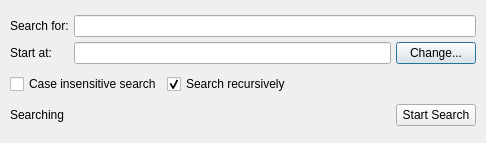
Before: the Qt Designer form scribus/picsearchoptions.ui in scribusproject/scribus, drawn with Qt 5.
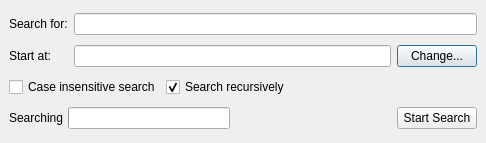
After: the same form once the commit is applied. Custom widgets are drawn as their Qt base class.

Commit message: qt3 legacy removed

```diff
--- a/scribus/picsearchoptions.ui
+++ b/scribus/picsearchoptions.ui
@@ -12,107 +12,54 @@
   <property name="windowTitle" >
    <string>Search Images</string>
   </property>
-  <layout class="QVBoxLayout" >
+  <layout class="QGridLayout" >
    <property name="margin" >
-    <number>10</number>
+    <number>9</number>
    </property>
    <property name="spacing" >
-    <number>5</number>
+    <number>6</number>
    </property>
-   <item>
-    <layout class="QGridLayout" >
-     <property name="margin" >
-      <number>0</number>
+   <item row="0" column="0" >
+    <widget class="QLabel" name="textLabel1_2" >
+     <property name="text" >
+      <string>Search for:</string>
      </property>
-     <property name="spacing" >
-      <number>5</number>
+     <property name="wordWrap" >
+      <bool>false</bool>
      </property>
-     <item row="1" column="0" >
-      <widget class="QLabel" name="textLabel1" >
-       <property name="text" >
-        <string>Start at:</string>
-       </property>
-       <property name="wordWrap" >
-        <bool>false</bool>
-       </property>
-      </widget>
-     </item>
-     <item row="0" column="1" colspan="2" >
-      <widget class="QLineEdit" name="fileEdit" />
-     </item>
-     <item row="1" column="2" >
-      <widget class="QPushButton" name="changeDirButton" >
-       <property name="text" >
-        <string>Change...</string>
-       </property>
-      </widget>
-     </item>
-     <item row="1" column="1" >
-      <widget class="QLineEdit" name="directoryEdit" >
-       <property name="minimumSize" >
-        <size>
-         <width>300</width>
-         <height>0</height>
-        </size>
-       </property>
-      </widget>
-     </item>
-     <item row="0" column="0" >
-      <widget class="QLabel" name="textLabel1_2" >
-       <property name="text" >
-        <string>Search for:</string>
-       </property>
-       <property name="wordWrap" >
-        <bool>false</bool>
-       </property>
-      </widget>
-     </item>
-    </layout>
+    </widget>
    </item>
-   <item>
-    <layout class="QHBoxLayout" >
-     <property name="margin" >
-      <number>0</number>
+   <item row="1" column="0" >
+    <widget class="QLabel" name="textLabel1" >
+     <property name="text" >
+      <string>Start at:</string>
      </property>
-     <property name="spacing" >
-      <number>5</number>
+     <property name="wordWrap" >
+      <bool>false</bool>
      </property>
-     <item>
-      <widget class="QCheckBox" name="caseInsensitiveCheck" >
-       <property name="text" >
-        <string>Case insensitive search</string>
-       </property>
-      </widget>
-     </item>
-     <item>
-      <widget class="QCheckBox" name="recursiveSearch" >
-       <property name="text" >
-        <string>Search recursively</string>
-       </property>
-       <property name="checked" >
-        <bool>true</bool>
-       </property>
-      </widget>
-     </item>
-     <item>
-      <spacer>
-       <property name="orientation" >
-        <enum>Qt::Horizontal</enum>
-       </property>
-       <property name="sizeType" >
-        <enum>QSizePolicy::Expanding</enum>
-       </property>
-       <property name="sizeHint" >
-        <size>
-         <width>81</width>
-         <height>20</height>
-        </size>
-       </property>
-      </spacer>
-     </item>
-    </layout>
+    </widget>
    </item>
-   <item>
+   <item row="1" column="1" >
+    <widget class="QLineEdit" name="directoryEdit" >
+     <property name="minimumSize" >
+      <size>
+       <width>300</width>
+       <height>0</height>
+      </size>
+     </property>
+    </widget>
+   </item>
+   <item row="0" column="1" colspan="2" >
+    <widget class="QLineEdit" name="fileEdit" />
+   </item>
+   <item row="1" column="2" >
+    <widget class="QPushButton" name="changeDirButton" >
+     <property name="text" >
+      <string>Change...</string>
+     </property>
+    </widget>
+   </item>
+   <item row="3" column="0" colspan="3" >
     <layout class="QHBoxLayout" >
      <property name="margin" >
       <number>0</number>
@@ -131,7 +78,7 @@
       </widget>
      </item>
      <item>
-      <widget class="Q3ProgressBar" name="progressBar1" >
+      <widget class="QProgressBar" name="progressBar1" >
        <property name="minimumSize" >
         <size>
          <width>0</width>
@@ -144,17 +91,8 @@
          <height>22</height>
         </size>
        </property>
-       <property name="totalSteps" >
-        <number>100</number>
-       </property>
-       <property name="progress" >
-        <number>0</number>
-       </property>
-       <property name="centerIndicator" >
-        <bool>false</bool>
-       </property>
-       <property name="percentageVisible" >
-        <bool>false</bool>
+       <property name="orientation" >
+        <enum>Qt::Horizontal</enum>
        </property>
       </widget>
      </item>
@@ -183,17 +121,53 @@
      </item>
     </layout>
    </item>
+   <item row="2" column="0" colspan="3" >
+    <layout class="QHBoxLayout" >
+     <property name="margin" >
+      <number>0</number>
+     </property>
+     <property name="spacing" >
+      <number>5</number>
+     </property>
+     <item>
+      <widget class="QCheckBox" name="caseInsensitiveCheck" >
+       <property name="text" >
+        <string>Case insensitive search</string>
+       </property>
+      </widget>
+     </item>
+     <item>
+      <widget class="QCheckBox" name="recursiveSearch" >
+       <property name="text" >
+        <string>Search recursively</string>
+       </property>
+       <property name="checked" >
+        <bool>true</bool>
+       </property>
+      </widget>
+     </item>
+     <item>
+      <spacer>
+       <property name="orientation" >
+        <enum>Qt::Horizontal</enum>
+       </property>
+       <property name="sizeType" >
+        <enum>QSizePolicy::Expanding</enum>
+       </property>
+       <property name="sizeHint" >
+        <size>
+         <width>81</width>
+         <height>20</height>
+        </size>
+       </property>
+      </spacer>
+     </item>
+    </layout>
+   </item>
   </layout>
  </widget>
  <layoutdefault spacing="6" margin="11" />
  <pixmapfunction>qPixmapFromMimeSource</pixmapfunction>
- <customwidgets>
-  <customwidget>
-   <class>Q3ProgressBar</class>
-   <extends>QFrame</extends>
-   <header>Qt3Support/Q3ProgressBar</header>
-  </customwidget>
- </customwidgets>
  <resources/>
  <connections/>
 </ui>
```
The commit also changes 1 other file.
